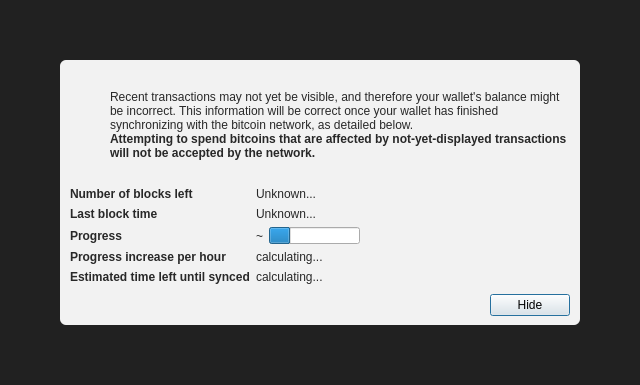
Above: src/qt/forms/modaloverlay.ui from SashimiSaketoro/Freycoin before the change. Below: the same form after it.
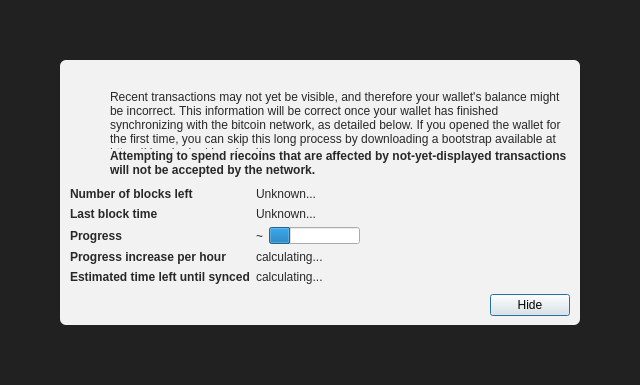
That is the form after the change. Icons and pictures are not drawn.

Commit message: Start of Riecoin 0.20

Diff of the .ui file:
```diff
--- a/src/qt/forms/modaloverlay.ui
+++ b/src/qt/forms/modaloverlay.ui
@@ -130,7 +130,7 @@
              <item>
               <widget class="QLabel" name="infoText">
                <property name="text">
-                <string>Recent transactions may not yet be visible, and therefore your wallet's balance might be incorrect. This information will be correct once your wallet has finished synchronizing with the bitcoin network, as detailed below.</string>
+                <string>Recent transactions may not yet be visible, and therefore your wallet's balance might be incorrect. This information will be correct once your wallet has finished synchronizing with the bitcoin network, as detailed below. If you opened the wallet for the first time, you can skip this long process by downloading a bootstrap available at https://riecoin.dev/download/.</string>
                </property>
                <property name="textFormat">
                 <enum>Qt::RichText</enum>
@@ -149,7 +149,7 @@
                 </font>
                </property>
                <property name="text">
-                <string>Attempting to spend bitcoins that are affected by not-yet-displayed transactions will not be accepted by the network.</string>
+                <string>Attempting to spend riecoins that are affected by not-yet-displayed transactions will not be accepted by the network.</string>
                </property>
                <property name="textFormat">
                 <enum>Qt::RichText</enum>
```
The commit also changes 131 other files.
